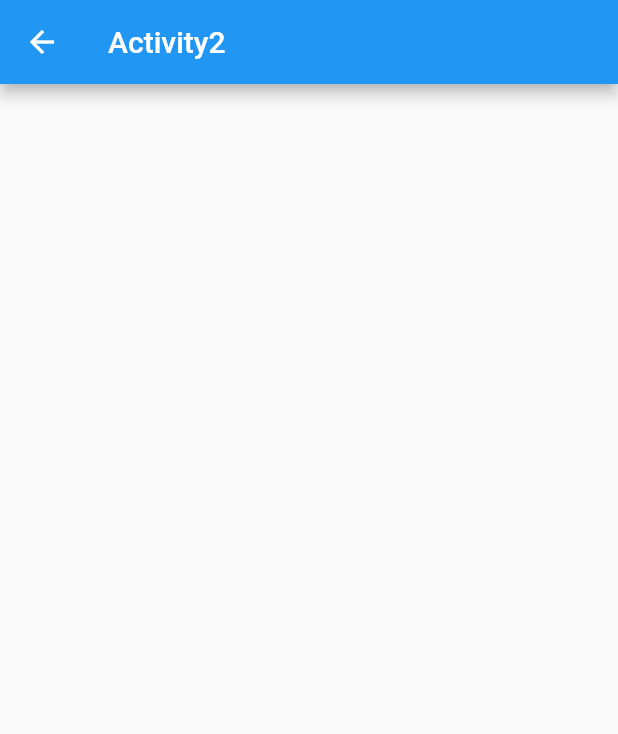
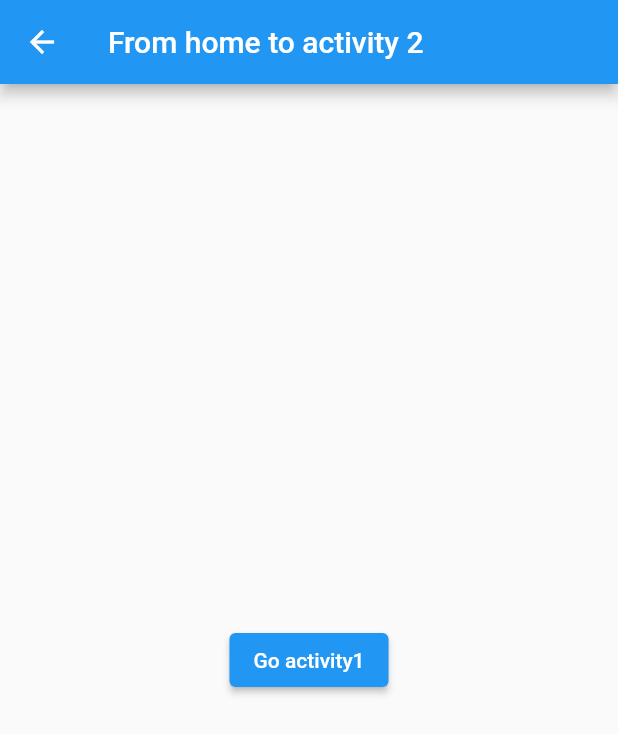
Before and after one commit to Sharminsultina/flutter_app_practice, a Flutter app: the screen it shows after launch, after a tap on "Go activity2", on a phone screen of 412 x 824 dp. Shown: the top 734 px of the screen. Run offline on Flutter 3.47's test engine with Material 2 defaults, Android fonts, the phone set to English and light mode, and no system bars.

Commit message:
Second commit.

```diff
--- a/lib/main.dart
+++ b/lib/main.dart
@@ -31,11 +31,11 @@ class HomeActivity extends StatelessWidget {
         mainAxisAlignment: MainAxisAlignment.start,
         children: [
           ElevatedButton(onPressed: () {
-            Navigator.push(context,MaterialPageRoute(builder: (context)=>Activity1()));
+            Navigator.push(context,MaterialPageRoute(builder: (context)=>Activity1('From home to activity 1')));
           },child: Text('Go activity1')),
 
           ElevatedButton(onPressed: () {
-            Navigator.push(context,MaterialPageRoute(builder: (context)=>Activity2()));
+            Navigator.push(context,MaterialPageRoute(builder: (context)=>Activity2('From home to activity 2')));
           },child: Text('Go activity2 ')),
     ],
       ),
@@ -44,17 +44,23 @@ class HomeActivity extends StatelessWidget {
   }
 }
 class Activity1 extends StatelessWidget {
+  String msg;
+  Activity1(
+      this.msg,
+      {super.key}
+      );
+
 
 
   @override
   Widget build(BuildContext context) {
     return Scaffold(
       appBar: AppBar(
-        title: Text("Activity1"),
+        title: Text(msg),
       ),
       body: Center(
         child: ElevatedButton(onPressed: (){
-          Navigator.push(context,MaterialPageRoute(builder: (context)=>Activity1()));
+          Navigator.push(context,MaterialPageRoute(builder: (context)=>Activity1('From activity 1 to activity 2')));
           },child: Text('Go activity2'),),
         ),
 
@@ -62,13 +68,24 @@ class Activity1 extends StatelessWidget {
   }
 }
 class Activity2 extends StatelessWidget {
+      String msg;
+      Activity2(
+         this.msg,
+          {super.key}
+      );
+
 
 
   @override
   Widget build(BuildContext context) {
     return Scaffold(
       appBar: AppBar(
-        title: Text("Activity2"),
+        title: Text(msg),
+      ),
+      body: Center(
+        child: ElevatedButton(onPressed: (){
+          Navigator.push(context,MaterialPageRoute(builder: (context)=>Activity1('From activity 2 to activity 1')));
+        },child: Text('Go activity1'),),
       ),
 
     );
```
